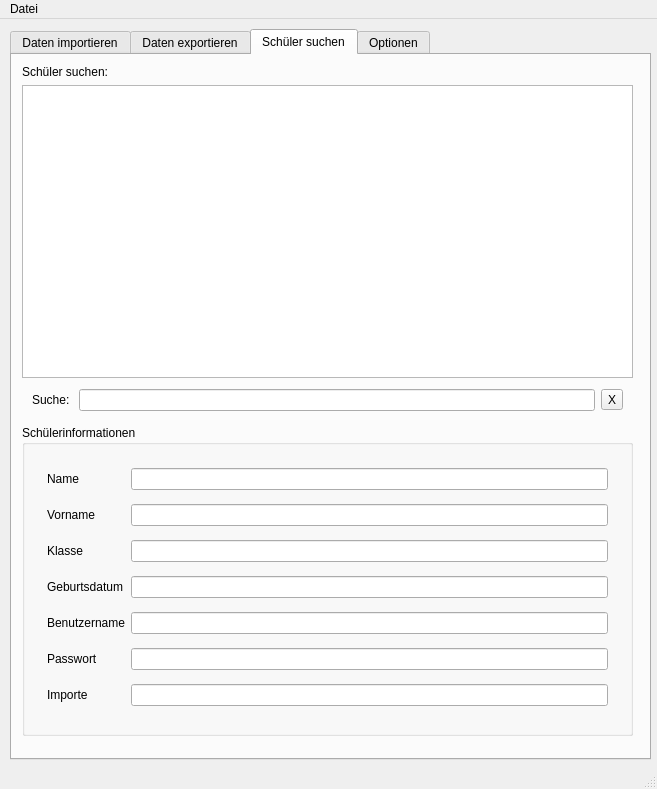
This is gui/bbss_tabbed_gui.ui in wichmann/bbss as Qt 5 draws it before an edit. The edited form follows.
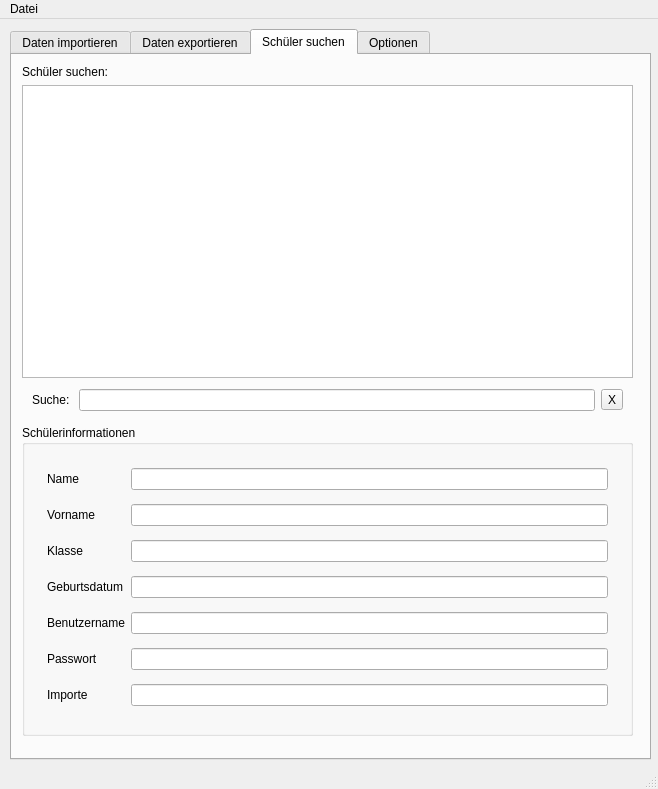
This is the edited form.

Commit message: Added menu entries for deleting data from database.

The edit to the form file:
```diff
--- a/gui/bbss_tabbed_gui.ui
+++ b/gui/bbss_tabbed_gui.ui
@@ -6,7 +6,7 @@
    <rect>
     <x>0</x>
     <y>0</y>
-    <width>657</width>
+    <width>658</width>
     <height>789</height>
    </rect>
   </property>
@@ -678,7 +678,7 @@
     <rect>
      <x>0</x>
      <y>0</y>
-     <width>657</width>
+     <width>658</width>
      <height>30</height>
     </rect>
    </property>
```
Left out of the diff: 13 changed lines with no effect on the pictures. The commit also changes 2 other files.
